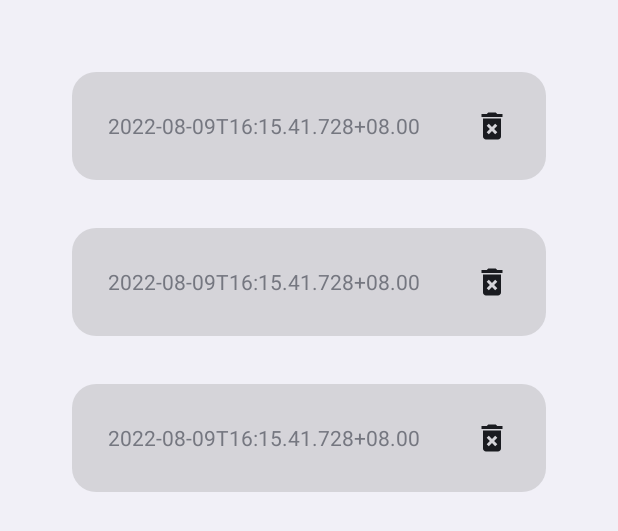
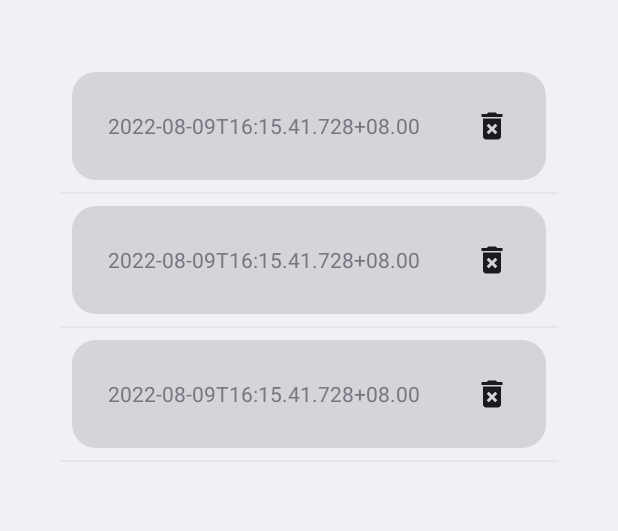
Before and after one commit to ekibun/Stitch, an Android app: the layout activity_main.xml on its own in the app's theme, with its tools: preview values and no code run, on a phone screen of 412 x 824 dp. Shown: the top 531 px of the screen. Run offline under Robolectric (Android 15) with nearby library versions, the phone set to English and light mode, and no system bars.

Commit message:
1. reduce history list spacing

```diff
--- a/app/src/main/res/layout/activity_main.xml
+++ b/app/src/main/res/layout/activity_main.xml
@@ -5,8 +5,6 @@
     android:layout_width="match_parent"
     android:layout_height="wrap_content"
     android:clipToPadding="false"
-    android:divider="@android:color/transparent"
-    android:dividerHeight="16dp"
     android:nestedScrollingEnabled="false"
     android:padding="40dp"
     tools:listheader="@layout/list_header"
```
